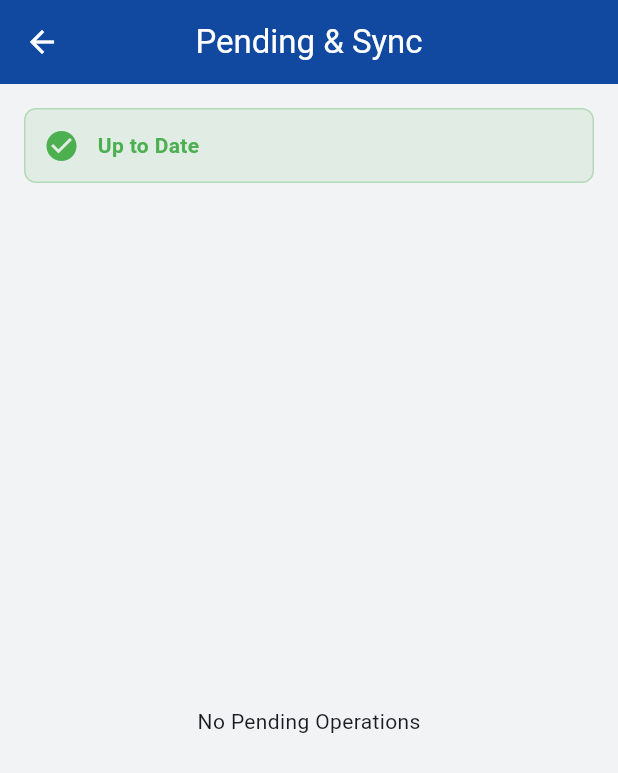
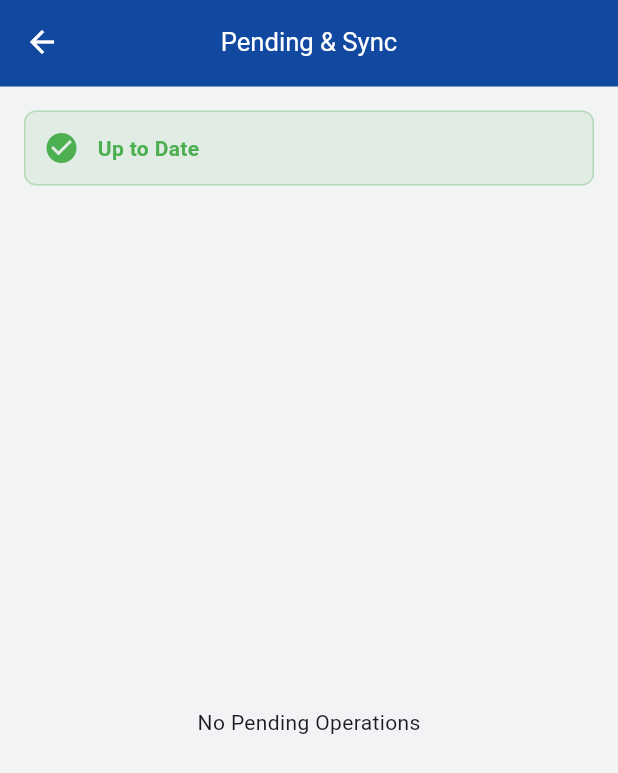
Before and after one commit to foxxafa/diapalet, a Flutter app: the screen it shows after launch, after a tap on "Pending Operations", on a phone screen of 412 x 824 dp. Shown: the top 773 px of the screen. Run offline on Flutter 3.47's test engine with Material 3 defaults, Android fonts, the phone set to English and light mode, and no system bars; our stand-ins replace connectivity_plus, dio, easy_localization, equatable, rxdart, sqflite; missing offline and left inert: mobile_scanner; accounts and stored records are empty; network calls fail.

Commit message:
Enhance Home and Pending Operations screens with dynamic app bar height and font size based on screen dimensions

```diff
--- a/lib/features/home/presentation/home_screen.dart
+++ b/lib/features/home/presentation/home_screen.dart
@@ -15,10 +15,19 @@ class HomeScreen extends StatelessWidget {
   Widget build(BuildContext context) {
     // SyncService, Provider tarafından oluşturulduğunda otomatik olarak başlatılır.
     // Bu yüzden burada manuel bir başlatma işlemine gerek yoktur.
+    final mediaQuery = MediaQuery.of(context);
+    final screenHeight = mediaQuery.size.height;
+    final screenWidth = mediaQuery.size.width;
+
+    final appBarHeight = screenHeight * 0.07;
+    final sizeFactor = (screenWidth / 480.0).clamp(0.9, 1.3);
+    final appBarFontSize = 19.0 * sizeFactor;
 
     return Scaffold(
       appBar: SharedAppBar(
         title: 'home.title'.tr(),
+        preferredHeight: appBarHeight,
+        titleFontSize: appBarFontSize,
       ),
       body: LayoutBuilder(builder: (context, constraints) {
         final double verticalPadding = constraints.maxHeight * 0.05;
@@ -136,7 +145,7 @@ class _HomeButton extends StatelessWidget {
     final theme = Theme.of(context);
     return LayoutBuilder(builder: (context, constraints) {
       final double iconSize = constraints.maxHeight * 0.3;
-      final double fontSize = constraints.maxHeight * 0.12;
+      final double fontSize = constraints.maxHeight * 0.14;
 
       return ElevatedButton.icon(
         icon: Icon(icon, size: iconSize),
--- a/lib/features/pending_operations/presentation/pending_operations_screen.dart
+++ b/lib/features/pending_operations/presentation/pending_operations_screen.dart
@@ -68,8 +68,20 @@ class _PendingOperationsScreenState extends State<PendingOperationsScreen> {
     // SyncService'deki anlık durumu dinlemek için `watch` kullanılır.
     final syncStatus = context.watch<SyncService>().syncStatusStream;
 
+    final mediaQuery = MediaQuery.of(context);
+    final screenHeight = mediaQuery.size.height;
+    final screenWidth = mediaQuery.size.width;
+
+    final appBarHeight = screenHeight * 0.07;
+    final sizeFactor = (screenWidth / 480.0).clamp(0.9, 1.3);
+    final appBarFontSize = 19.0 * sizeFactor;
+
     return Scaffold(
-      appBar: SharedAppBar(title: 'pending_operations.title'.tr()),
+      appBar: SharedAppBar(
+        title: 'pending_operations.title'.tr(),
+        preferredHeight: appBarHeight,
+        titleFontSize: appBarFontSize,
+      ),
       body: RefreshIndicator(
         onRefresh: _loadPendingOperations,
         child: StreamBuilder<SyncStatus>(
```
